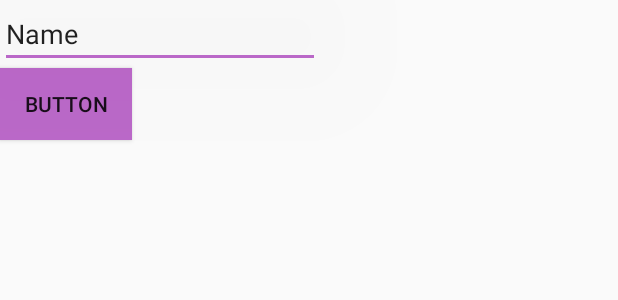
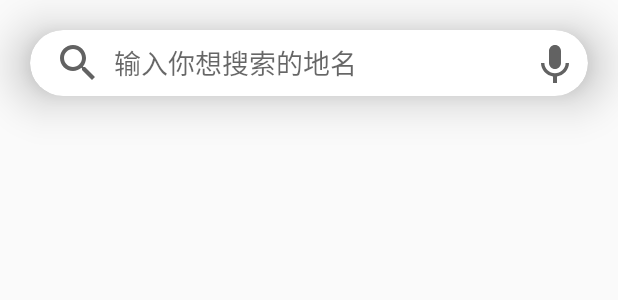
Before and after one commit to HellseggaMosken/__bak__AndroidDHUTraveller, an Android app: the layout activity_main.xml on its own in the app's theme, with its tools: preview values and no code run, on a phone screen of 412 x 824 dp. Shown: the top 300 px of the screen. Run offline under Robolectric (Android 15) with nearby library versions, the phone set to English and light mode, and no system bars; plain views replace SubsamplingScaleImageView.

Commit message:
normal update

```diff
--- a/app/src/main/java/dhu/cst/zhangcheng171010220/dhutraveller/WelActivity.java
+++ b/app/src/main/java/dhu/cst/zhangcheng171010220/dhutraveller/WelActivity.java
@@ -16,7 +16,7 @@ public class WelActivity extends AppCompatActivity {
             @Override
             public void run() {
                 try {
-                    sleep(2000);
+                    //sleep(2000);
                     Intent intent = new Intent(getApplicationContext(), MainActivity.class);
                     startActivity(intent);
                     finish();
--- /dev/null
+++ b/app/src/main/res/drawable/ic_close.xml
@@ -0,0 +1,8 @@
+<vector xmlns:android="http://schemas.android.com/apk/res/android"
+    android:height="25dp"
+    android:width="25dp"
+    android:viewportHeight="48"
+    android:viewportWidth="48"
+    >
+    <path android:fillColor="@color/colorSearchBar" android:pathData="M38,12.83L35.17,10 24,21.17 12.83,10 10,12.83 21.17,24 10,35.17 12.83,38 24,26.83 35.17,38 38,35.17 26.83,24z"/>
+</vector>
--- a/app/src/main/res/drawable/ic_search.xml
+++ b/app/src/main/res/drawable/ic_search.xml
@@ -1,9 +1,9 @@
 <vector xmlns:android="http://schemas.android.com/apk/res/android"
-    android:width="48dp"
-    android:height="48dp"
+    android:width="32dp"
+    android:height="32dp"
     android:viewportWidth="48"
     android:viewportHeight="48">
   <path
-      android:fillColor="#FF000000"
+      android:fillColor="@color/colorSearchBar"
       android:pathData="M31,28h-1.59l-0.55,-0.55C30.82,25.18 32,22.23 32,19c0,-7.18 -5.82,-13 -13,-13S6,11.82 6,19s5.82,13 13,13c3.23,0 6.18,-1.18 8.45,-3.13l0.55,0.55L28,31l10,9.98L40.98,38 31,28zM19,28c-4.97,0 -9,-4.03 -9,-9s4.03,-9 9,-9 9,4.03 9,9 -4.03,9 -9,9z"/>
 </vector>
--- /dev/null
+++ b/app/src/main/res/drawable/ic_voice.xml
@@ -0,0 +1,8 @@
+<vector xmlns:android="http://schemas.android.com/apk/res/android"
+    android:height="32dp"
+    android:width="32dp"
+    android:viewportHeight="48"
+    android:viewportWidth="48">
+    <path android:fillColor="@color/colorSearchBar"
+        android:pathData="M24,30c3.31,0 5.98,-2.69 5.98,-6L30,12c0,-3.32 -2.68,-6 -6,-6 -3.31,0 -6,2.68 -6,6v12c0,3.31 2.69,6 6,6zM34.6,24c0,6 -5.07,10.2 -10.6,10.2 -5.52,0 -10.6,-4.2 -10.6,-10.2L10,24c0,6.83 5.44,12.47 12,13.44L22,44h4v-6.56c6.56,-0.97 12,-6.61 12,-13.44h-3.4z"/>
+</vector>
--- a/app/src/main/res/layout/activity_main.xml
+++ b/app/src/main/res/layout/activity_main.xml
@@ -22,25 +22,8 @@
         android:visibility="invisible"
         />
 
-    <include
-        layout="@layout/dhu_dialog" />
+    <include layout="@layout/dhu_dialog" />
 
-    <EditText
-        android:id="@+id/editTextTextPersonName"
-        android:layout_width="wrap_content"
-        android:layout_height="wrap_content"
-        android:ems="10"
-        android:inputType="textPersonName"
-        android:translationZ="1000dp"
-        android:text="Name" />
-
-    <Button
-        android:id="@+id/button"
-        android:layout_below="@id/editTextTextPersonName"
-        android:layout_width="wrap_content"
-        android:layout_height="wrap_content"
-        android:translationZ="1000dp"
-        android:background="@color/colorAccent"
-        android:text="Button" />
+    <include layout="@layout/search_bar" />
 
 </RelativeLayout>
--- a/app/src/main/res/layout/dhu_dialog.xml
+++ b/app/src/main/res/layout/dhu_dialog.xml
@@ -7,10 +7,10 @@
     android:layout_height="wrap_content"
     android:layout_centerHorizontal="true"
     android:layout_centerVertical="true"
-    android:layout_marginHorizontal="50dp"
+    android:layout_marginHorizontal="20dp"
     android:layout_marginVertical="100dp"
     app:cardElevation="20dp"
-    app:cardCornerRadius="10dp">
+    app:cardCornerRadius="14dp">
 
     <RelativeLayout
         android:layout_width="match_parent"
--- /dev/null
+++ b/app/src/main/res/layout/search_bar.xml
@@ -0,0 +1,44 @@
+<?xml version="1.0" encoding="utf-8"?>
+<RelativeLayout xmlns:android="http://schemas.android.com/apk/res/android"
+    android:layout_width="match_parent"
+    android:layout_height="match_parent"
+    xmlns:app="http://schemas.android.com/apk/res-auto"
+    android:id="@+id/search_bar"
+    android:translationZ="1000dp">
+
+    <androidx.cardview.widget.CardView
+        android:layout_width="match_parent"
+        android:layout_height="44dp"
+        android:background="@color/colorWhite"
+        android:layout_marginTop="20sp"
+        android:layout_marginHorizontal="20sp"
+        app:cardElevation="20dp"
+        app:cardCornerRadius="22dp">
+        <RelativeLayout
+            android:layout_width="match_parent"
+            android:layout_height="match_parent">
+            <SearchView
+                android:id="@+id/search_bar_view"
+                android:layout_width="match_parent"
+                android:layout_height="match_parent"
+                android:layout_toStartOf="@id/search_bar_voice"
+                android:iconifiedByDefault="false"
+                android:searchIcon="@drawable/ic_search"
+                android:closeIcon="@drawable/ic_close"
+                android:queryHint="@string/search_hint"
+                android:queryBackground="@color/colorWhite"
+                />
+
+            <TextView
+                android:id="@+id/search_bar_voice"
+                android:layout_width="40dp"
+                android:layout_height="match_parent"
+                android:drawableStart="@drawable/ic_voice"
+                android:background="?android:attr/selectableItemBackground"
+                android:layout_alignParentEnd="true"
+                android:paddingEnd="10dp"
+                android:paddingStart="2dp"
+                />
+        </RelativeLayout>
+    </androidx.cardview.widget.CardView>
+</RelativeLayout>
--- a/app/src/main/res/values/colors.xml
+++ b/app/src/main/res/values/colors.xml
@@ -5,4 +5,5 @@
     <color name="colorAccent">#BA68C8</color>
     <color name="colorWhite">#FFFFFF</color>
     <color name="colorBlack">#000000</color>
+    <color name="colorSearchBar">#626262</color>
 </resources>
--- a/app/src/main/res/values/strings.xml
+++ b/app/src/main/res/values/strings.xml
@@ -3,6 +3,7 @@
     <string name="text_gallery">图库</string>
     <string name="text_fullView">全景</string>
     <string name="picture_preview_description">picture preview</string>
+    <string name="search_hint">输入你想搜索的地名</string>
 
     <string name="dhu_department_1">1号学院楼</string>
     <string name="dhu_department_2">2号学院楼</string>
```
Also changed, not shown: app/src/main/java/dhu/cst/zhangcheng171010220/dhutraveller/IatAction.java (added, +7 -0 lines), app/src/main/java/dhu/cst/zhangcheng171010220/dhutraveller/IatHandler.java (+10 -8 lines), app/src/main/java/dhu/cst/zhangcheng171010220/dhutraveller/MainActivity.java (+7 -17 lines), app/src/main/java/dhu/cst/zhangcheng171010220/dhutraveller/SearchBar.java (added, +82 -0 lines), app/src/main/res/drawable/search_view_bg.xml (added, +10 -0 lines).
